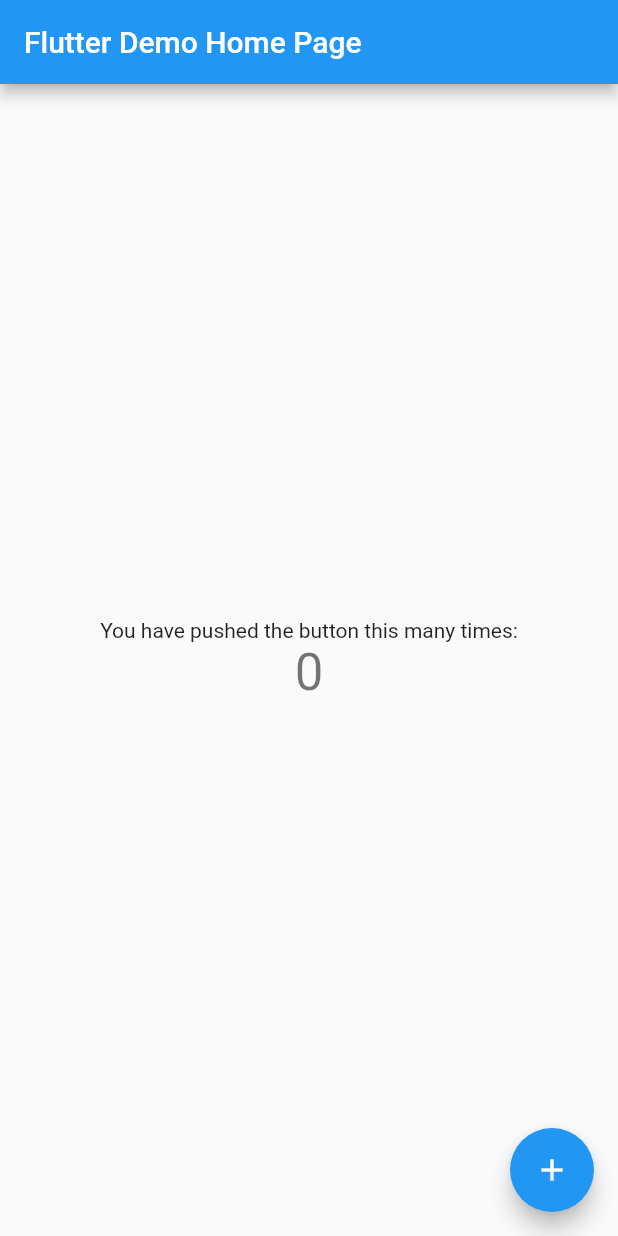
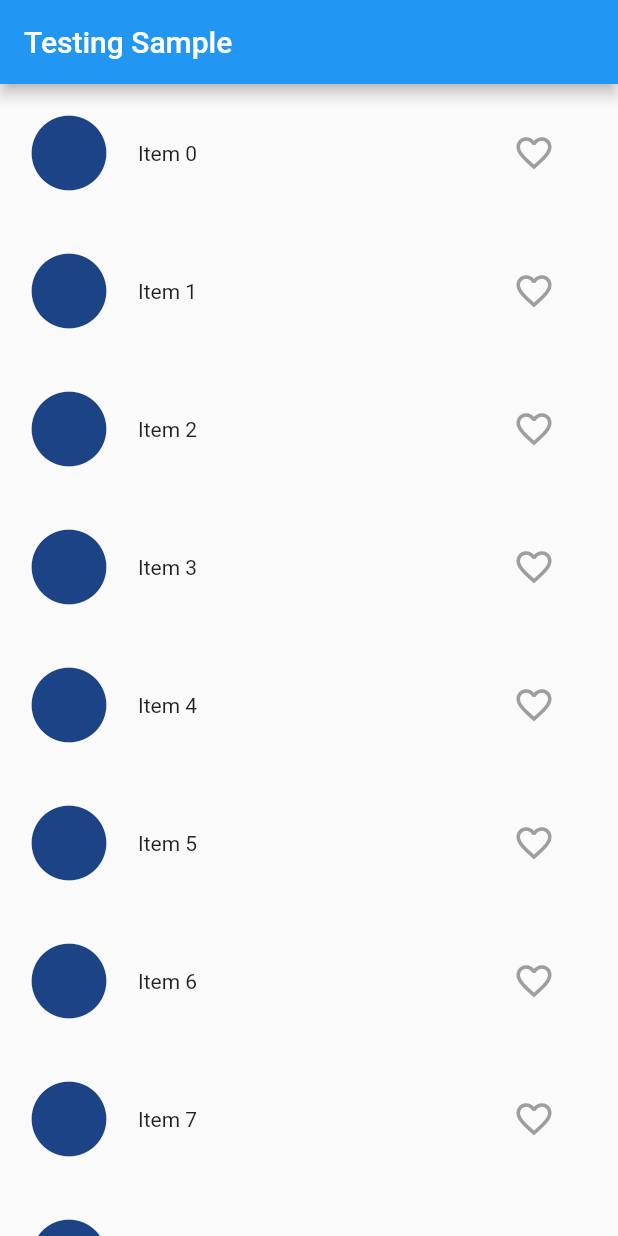
Before and after one commit to MrKnos/learn_flutter_material, a Flutter app: the screen it shows after launch, on a phone screen of 412 x 824 dp. Run offline on Flutter 3.47's test engine with Material 2 defaults, Android fonts, the phone set to English and light mode, and no system bars.

Commit message:
implemented items page by using set state

```diff
--- a/lib/main.dart
+++ b/lib/main.dart
@@ -1,115 +1,17 @@
 import 'package:flutter/material.dart';
+import 'package:learn_flutter_material/pages/items_page.dart';
 
 void main() {
-  runApp(const MyApp());
+  runApp(const App());
 }
 
-class MyApp extends StatelessWidget {
-  const MyApp({Key? key}) : super(key: key);
+class App extends StatelessWidget {
+  const App({Key? key}) : super(key: key);
 
-  // This widget is the root of your application.
   @override
   Widget build(BuildContext context) {
-    return MaterialApp(
-      title: 'Flutter Demo',
-      theme: ThemeData(
-        // This is the theme of your application.
-        //
-        // Try running your application with "flutter run". You'll see the
-        // application has a blue toolbar. Then, without quitting the app, try
-        // changing the primarySwatch below to Colors.green and then invoke
-        // "hot reload" (press "r" in the console where you ran "flutter run",
-        // or simply save your changes to "hot reload" in a Flutter IDE).
-        // Notice that the counter didn't reset back to zero; the application
-        // is not restarted.
-        primarySwatch: Colors.blue,
-      ),
-      home: const MyHomePage(title: 'Flutter Demo Home Page'),
+    return const MaterialApp(
+      home: ItemsPage(),
     );
   }
 }
-
-class MyHomePage extends StatefulWidget {
-  const MyHomePage({Key? key, required this.title}) : super(key: key);
-
-  // This widget is the home page of your application. It is stateful, meaning
-  // that it has a State object (defined below) that contains fields that affect
-  // how it looks.
-
-  // This class is the configuration for the state. It holds the values (in this
-  // case the title) provided by the parent (in this case the App widget) and
-  // used by the build method of the State. Fields in a Widget subclass are
-  // always marked "final".
-
-  final String title;
-
-  @override
-  State<MyHomePage> createState() => _MyHomePageState();
-}
-
-class _MyHomePageState extends State<MyHomePage> {
-  int _counter = 0;
-
-  void _incrementCounter() {
-    setState(() {
-      // This call to setState tells the Flutter framework that something has
-      // changed in this State, which causes it to rerun the build method below
-      // so that the display can reflect the updated values. If we changed
-      // _counter without calling setState(), then the build method would not be
-      // called again, and so nothing would appear to happen.
-      _counter++;
-    });
-  }
-
-  @override
-  Widget build(BuildContext context) {
-    // This method is rerun every time setState is called, for instance as done
-    // by the _incrementCounter method above.
-    //
-    // The Flutter framework has been optimized to make rerunning build methods
-    // fast, so that you can just rebuild anything that needs updating rather
-    // than having to individually change instances of widgets.
-    return Scaffold(
-      appBar: AppBar(
-        // Here we take the value from the MyHomePage object that was created by
-        // the App.build method, and use it to set our appbar title.
-        title: Text(widget.title),
-      ),
-      body: Center(
-        // Center is a layout widget. It takes a single child and positions it
-        // in the middle of the parent.
-        child: Column(
-          // Column is also a layout widget. It takes a list of children and
-          // arranges them vertically. By default, it sizes itself to fit its
-          // children horizontally, and tries to be as tall as its parent.
-          //
-          // Invoke "debug painting" (press "p" in the console, choose the
-          // "Toggle Debug Paint" action from the Flutter Inspector in Android
-          // Studio, or the "Toggle Debug Paint" command in Visual Studio Code)
-          // to see the wireframe for each widget.
-          //
-          // Column has various properties to control how it sizes itself and
-          // how it positions its children. Here we use mainAxisAlignment to
-          // center the children vertically; the main axis here is the vertical
-          // axis because Columns are vertical (the cross axis would be
-          // horizontal).
-          mainAxisAlignment: MainAxisAlignment.center,
-          children: <Widget>[
-            const Text(
-              'You have pushed the button this many times:',
-            ),
-            Text(
-              '$_counter',
-              style: Theme.of(context).textTheme.headline4,
-            ),
-          ],
-        ),
-      ),
-      floatingActionButton: FloatingActionButton(
-        onPressed: _incrementCounter,
-        tooltip: 'Increment',
-        child: const Icon(Icons.add),
-      ), // This trailing comma makes auto-formatting nicer for build methods.
-    );
-  }
-}
--- /dev/null
+++ b/lib/mock.dart
@@ -0,0 +1,23 @@
+import 'dart:ui';
+import 'dart:math' as math;
+import 'package:learn_flutter_material/models/item.dart';
+
+class Mock {
+  final items = _createItems();
+
+  static List<Item> _createItems({int itemCount = 100}) {
+    return List.generate(
+      itemCount,
+      (index) => Item(
+        id: index.toString(),
+        color: _randomColor(),
+        name: 'Item $index',
+      ),
+    );
+  }
+
+  static Color _randomColor() {
+    final randomNumber = math.Random().nextDouble();
+    return Color((randomNumber * 0xFFFFFF).toInt()).withOpacity(1.0);
+  }
+}
--- /dev/null
+++ b/lib/models/item.dart
@@ -0,0 +1,15 @@
+import 'package:flutter/material.dart';
+
+class Item {
+  Item({
+    required this.id,
+    required this.color,
+    required this.name,
+    this.isFavorite = false,
+  });
+
+  final String id;
+  final Color color;
+  final String name;
+  bool isFavorite;
+}
--- /dev/null
+++ b/lib/pages/items_page.dart
@@ -0,0 +1,43 @@
+import 'package:flutter/material.dart';
+import 'package:learn_flutter_material/mock.dart';
+import 'package:learn_flutter_material/widgets/item_widget.dart';
+
+class ItemsPage extends StatefulWidget {
+  const ItemsPage({Key? key}) : super(key: key);
+
+  @override
+  State<ItemsPage> createState() => _ItemsPageState();
+}
+
+class _ItemsPageState extends State<ItemsPage> {
+  final _items = Mock().items;
+
+  @override
+  Widget build(BuildContext context) {
+    return Scaffold(
+      appBar: AppBar(
+        title: const Text('Testing Sample'),
+      ),
+      body: SafeArea(
+        child: ListView(
+          children: _items
+              .map(
+                (item) => ItemWidget(
+                  item: item,
+                  onPressedFavoriteButton: () => _toggleFavoriteButton(
+                    itemId: item.id,
+                  ),
+                ),
+              )
+              .toList(),
+        ),
+      ),
+    );
+  }
+
+  void _toggleFavoriteButton({required String itemId}) {
+    final targetItem = _items.firstWhere((item) => item.id == itemId);
+    targetItem.isFavorite = !targetItem.isFavorite;
+    setState(() {});
+  }
+}
--- /dev/null
+++ b/lib/widgets/item_widget.dart
@@ -0,0 +1,48 @@
+import 'package:flutter/material.dart';
+import 'package:learn_flutter_material/models/item.dart';
+
+class ItemWidget extends StatelessWidget {
+  const ItemWidget({
+    required this.item,
+    required this.onPressedFavoriteButton,
+    Key? key,
+  }) : super(key: key);
+
+  final Item item;
+  final void Function() onPressedFavoriteButton;
+
+  @override
+  Widget build(BuildContext context) {
+    return Container(
+      padding: const EdgeInsets.all(16),
+      child: Row(
+        children: [
+          Icon(
+            Icons.circle,
+            color: item.color,
+            size: 60,
+          ),
+          const SizedBox(width: 16),
+          Expanded(child: Text(item.name)),
+          IconButton(
+            icon: _buildFavoriteIcon(
+              context,
+              isFavorite: item.isFavorite,
+            ),
+            onPressed: onPressedFavoriteButton,
+          ),
+          const SizedBox(width: 16),
+        ],
+      ),
+    );
+  }
+
+  Widget _buildFavoriteIcon(
+    BuildContext context, {
+    required bool isFavorite,
+  }) {
+    return isFavorite
+        ? const Icon(Icons.favorite, size: 28, color: Colors.pinkAccent)
+        : const Icon(Icons.favorite_border, size: 28, color: Colors.grey);
+  }
+}
```
Also changed, not shown: 1 other file.
